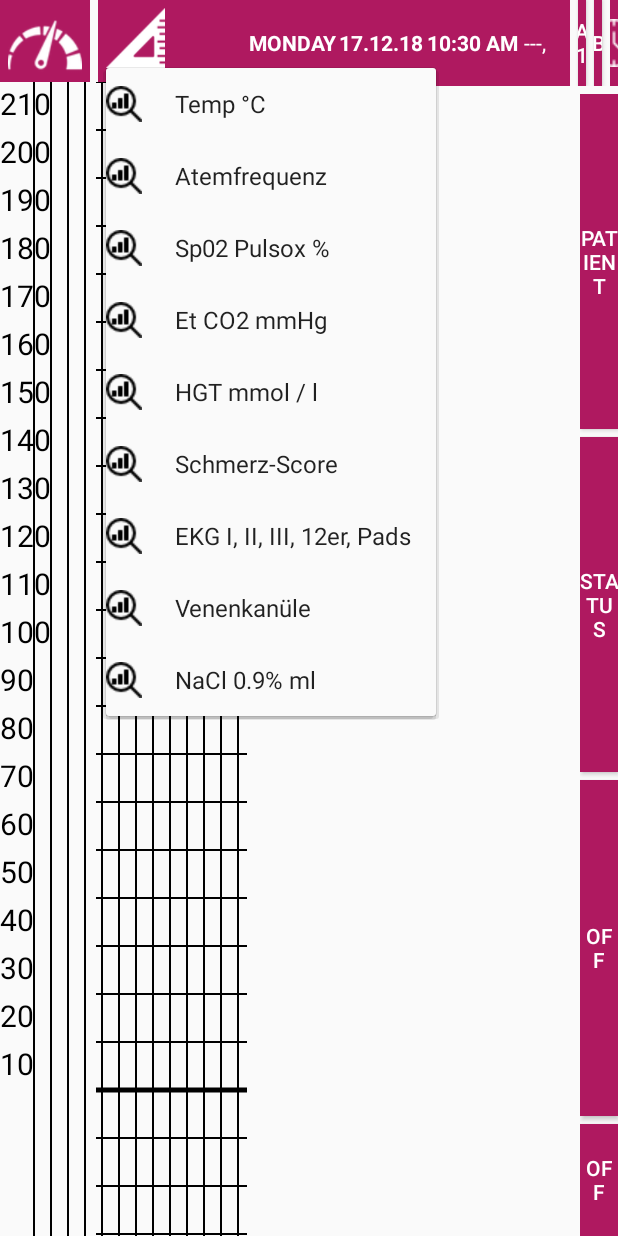
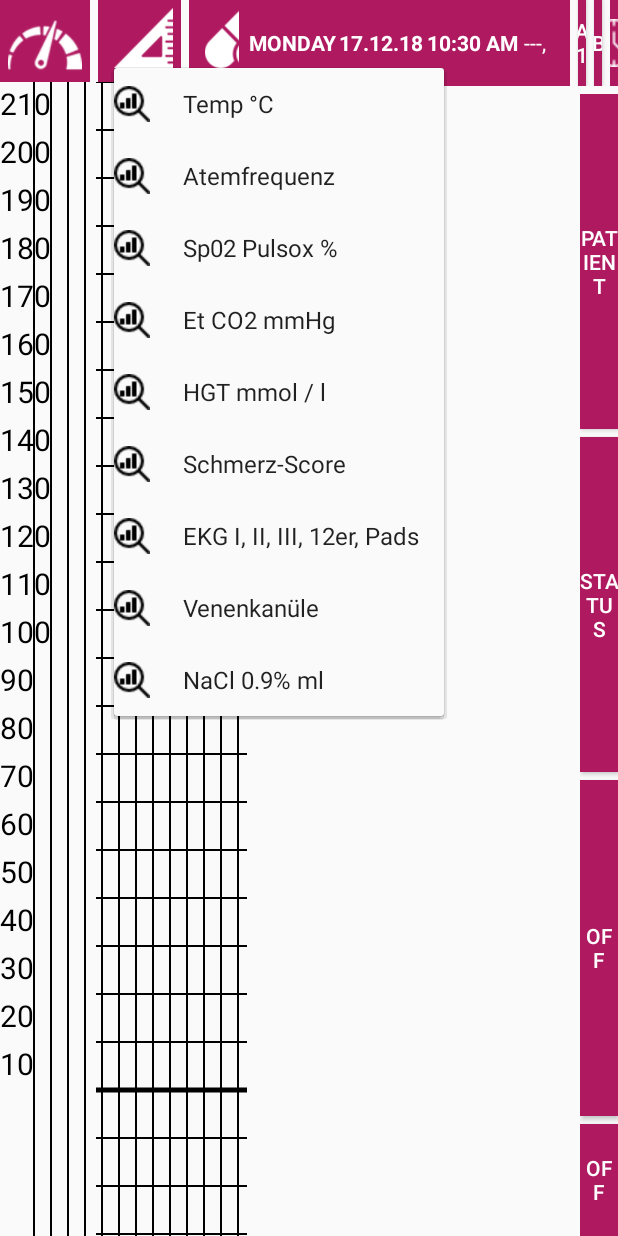
Before and after one commit to bauej1/epatientenprotokoll, an Android app: the screen it shows after launch (MainActivity), after a tap on an icon or button, on a phone screen of 412 x 824 dp. Run offline under Robolectric (Android 15) with nearby library versions, the phone set to English and light mode, and no system bars.

Commit message:
drugs added for measureGrid

```diff
--- a/app/src/main/java/com/epatientenprotokoll/epatientenprotokoll/activities/MainActivity.java
+++ b/app/src/main/java/com/epatientenprotokoll/epatientenprotokoll/activities/MainActivity.java
@@ -28,6 +28,7 @@ import com.epatientenprotokoll.epatientenprotokoll.model.Measurement;
 import com.epatientenprotokoll.epatientenprotokoll.model.ValueMeasurement;
 import com.epatientenprotokoll.epatientenprotokoll.toolbox.ActionToolbox;
 import com.epatientenprotokoll.epatientenprotokoll.model.Tool;
+import com.epatientenprotokoll.epatientenprotokoll.toolbox.DrugToolBox;
 import com.epatientenprotokoll.epatientenprotokoll.toolbox.ValueToolBox;
 import com.epatientenprotokoll.epatientenprotokoll.toolbox.Toolbox;
 import java.text.SimpleDateFormat;
@@ -73,6 +74,7 @@ public class MainActivity extends AppCompatActivity {
     private Toolbar valueChooser;
 
     //DrugToolBox
+    private Toolbar drugChooser;
 
     /**
      * Sets the inserted patient name from MasterDataFragment.
@@ -327,6 +329,7 @@ public class MainActivity extends AppCompatActivity {
 
         initActionToolChooser();
         initValueToolChooser();
+        initDrugToolChooser();
         initMeasuresGrid();
     }
 
@@ -400,8 +403,6 @@ public class MainActivity extends AppCompatActivity {
         tool.getCurrentTool().setX2(columnEnd);
         tool.getCurrentTool().setY2(rowEnd);
 
-        System.out.println("JANI:" + row + " | " + columnStart);
-
         table[row][columnStart] = tool.getCurrentTool();
 
         setMeasuresGrid();
@@ -447,5 +448,10 @@ public class MainActivity extends AppCompatActivity {
      * Initializes the tool chooser element on top left screen corner. It allows the user to handle different drug tools.
      */
     private void initDrugToolChooser(){
+        drugChooser = findViewById(R.id.drugs_toolbar);
+        drugChooser.setOnClickListener(v -> {
+            toolbox = new DrugToolBox(this);
+            toolbox.showToolbox(v, R.menu.drug_toolbox);
+        });
     }
 }
--- a/app/src/main/java/com/epatientenprotokoll/epatientenprotokoll/activities/MeasuresGrid.java
+++ b/app/src/main/java/com/epatientenprotokoll/epatientenprotokoll/activities/MeasuresGrid.java
@@ -1,6 +1,7 @@
 package com.epatientenprotokoll.epatientenprotokoll.activities;
 
 import android.content.Context;
+import android.drm.DrmStore;
 import android.graphics.Bitmap;
 import android.graphics.BitmapFactory;
 import android.graphics.Canvas;
@@ -14,6 +15,7 @@ import android.view.ViewConfiguration;
 
 import com.epatientenprotokoll.epatientenprotokoll.R;
 import com.epatientenprotokoll.epatientenprotokoll.model.ActionMeasurement;
+import com.epatientenprotokoll.epatientenprotokoll.model.DrugMeasurement;
 import com.epatientenprotokoll.epatientenprotokoll.model.Measurement;
 import com.epatientenprotokoll.epatientenprotokoll.model.Tool;
 import com.epatientenprotokoll.epatientenprotokoll.model.ValueMeasurement;
@@ -137,7 +139,7 @@ public class MeasuresGrid extends View {
                 int x = getWidth() / getColumnCount() * column;
                 int y = getHeight() / getRowCount() * row;
 
-                if(table[row][column] instanceof ActionMeasurement){
+                if(table[row][column] instanceof ActionMeasurement){                                                        //Action Measurements
 
                     if(table[row][column].isMultiMeasure()){
                         if(table[row][column].getId() == 1){
@@ -150,9 +152,14 @@ public class MeasuresGrid extends View {
                         if(bitmap != null) canvas.drawBitmap(bitmap, x, y, paint);
                     }
 
-                } else if(table[row][column] instanceof ValueMeasurement) {
+                } else if(table[row][column] instanceof ValueMeasurement) {                                                //Value Measurements
 
                     String text = table[row][column].getStoredValue() + table[row][column].getUnit();
+                    if(text != null) canvas.drawText(text, x, y + (getHeight() / getRowCount()) - 10, paint);   //+ (getHeight() / getRowCount()) - 10 is to align the text in the middle of the cell
+
+                } else if(table[row][column] instanceof DrugMeasurement){                                                  //Drug Measurements
+
+                    String text = table[row][column].getDrugName() + ": " + table[row][column].getStoredValue() + table[row][column].getUnit();
                     if(text != null) canvas.drawText(text, x, y + (getHeight() / getRowCount()) - 10, paint);   //+ (getHeight() / getRowCount()) - 10 is to align the text in the middle of the cell
                 }
             }
--- /dev/null
+++ b/app/src/main/java/com/epatientenprotokoll/epatientenprotokoll/model/DrugMeasurement.java
@@ -0,0 +1,52 @@
+package com.epatientenprotokoll.epatientenprotokoll.model;
+
+public class DrugMeasurement extends Measurement {
+
+    private double value;
+    private String unit;
+    private String drugName;
+
+    public DrugMeasurement(int id, int origin, boolean multimeasure, double value, String unit, String drugName, int x1, int y1, int x2, int y2){
+        super(id, origin, multimeasure, x1, y1, x2, y2);
+        this.unit = unit;
+        this.drugName = drugName;
+    }
+
+    public double getValue() {
+        return value;
+    }
+
+    public void setValue(double value) {
+        this.value = value;
+    }
+
+    @Override
+    public Object getStoredValue(){
+        return value;
+    }
+
+    @Override
+    public void setStoredValue(Object o){
+        this.value = (double) o;
+    }
+
+    @Override
+    public String getUnit(){
+        return unit;
+    }
+
+    @Override
+    public void setUnit(String unit){
+        this.unit = unit;
+    }
+
+    @Override
+    public String getDrugName() {
+        return drugName;
+    }
+
+    @Override
+    public void setDrugName(String name) {
+        this.drugName = name;
+    }
+}
--- a/app/src/main/java/com/epatientenprotokoll/epatientenprotokoll/model/Tool.java
+++ b/app/src/main/java/com/epatientenprotokoll/epatientenprotokoll/model/Tool.java
@@ -78,6 +78,10 @@ public class Tool {
         Measurement nacl = new ValueMeasurement(15, 2, false, 0.0, "", 0,0,0,0);
         Measurement temp = new ValueMeasurement(16, 2, false, 0.0, "°C", 0,0,0,0);
 
+        Measurement fentanyl = new DrugMeasurement(17, 3, false, 0.0, "ml", "Fentanyl", 0,0,0,0);
+        Measurement adrenalin = new DrugMeasurement(18, 3, false, 0.0, "ml", "Adrenalin", 0,0,0,0);
+        Measurement glucose = new DrugMeasurement(19, 3, false, 0.0, "ml", "Glukose", 0,0,0,0);
+
         measurements.add(ventilation);
         measurements.add(inextubation);
         measurements.add(defibrilation);
@@ -94,5 +98,8 @@ public class Tool {
         measurements.add(ekg);
         measurements.add(venous_canule);
         measurements.add(nacl);
+        measurements.add(fentanyl);
+        measurements.add(adrenalin);
+        measurements.add(glucose);
     }
 }
--- a/app/src/main/res/layout/activity_main.xml
+++ b/app/src/main/res/layout/activity_main.xml
@@ -37,11 +37,13 @@
             </LinearLayout>
 
             <LinearLayout
-                android:layout_width="match_parent"
+                android:layout_width="wrap_content"
                 android:layout_height="match_parent"
                 android:layout_marginLeft="5dp"
                 android:background="@color/colorAccent"
-                android:orientation="horizontal">
+                android:orientation="horizontal"
+                android:paddingLeft="5dp"
+                android:paddingRight="5dp">
 
                 <android.support.v7.widget.Toolbar
                     android:id="@+id/measure_values_toolbar"
@@ -52,6 +54,34 @@
                     android:layout_marginBottom="5dp"
                     android:background="@drawable/measurevalues"
                     android:paddingLeft="5dp" />
+            </LinearLayout>
+
+            <LinearLayout
+                android:layout_width="wrap_content"
+                android:layout_height="match_parent"
+                android:layout_marginLeft="5dp"
+                android:background="@color/colorAccent"
+                android:orientation="horizontal"
+                android:paddingLeft="5dp"
+                android:paddingRight="5dp">
+
+                <android.support.v7.widget.Toolbar
+                    android:id="@+id/drugs_toolbar"
+                    android:layout_width="39dp"
+                    android:layout_height="40dp"
+                    android:layout_marginLeft="5dp"
+                    android:layout_marginTop="5dp"
+                    android:layout_marginBottom="5dp"
+                    android:background="@drawable/drugs"
+                    android:paddingLeft="5dp" />
+            </LinearLayout>
+
+            <LinearLayout
+                android:layout_width="match_parent"
+                android:layout_height="match_parent"
+                android:layout_marginLeft="5dp"
+                android:background="@color/colorAccent"
+                android:orientation="horizontal">
             </LinearLayout>
 
         </LinearLayout>
--- /dev/null
+++ b/app/src/main/res/menu/drug_toolbox.xml
@@ -0,0 +1,12 @@
+<?xml version="1.0" encoding="utf-8"?>
+<menu xmlns:android="http://schemas.android.com/apk/res/android">
+    <item android:id="@+id/tool_fentanyl"
+        android:icon="@drawable/drugs_tool"
+        android:title="@string/fentanyl" />
+    <item android:id="@+id/tool_adrenalin"
+        android:icon="@drawable/drugs_tool"
+        android:title="@string/adrenalin"/>
+    <item android:id="@+id/tool_glucose"
+        android:icon="@drawable/drugs_tool"
+        android:title="@string/glukose" />
+</menu>
--- a/app/src/main/res/values/strings.xml
+++ b/app/src/main/res/values/strings.xml
@@ -208,6 +208,12 @@
         <item>Français</item>
         <item>Deutsch</item>
     </string-array>
+    <string name="fentanyl">Fentanyl</string>
+    <string name="fentanyl_input">Geben Sie die Menge an Fentanyl an.</string>
+    <string name="adrenalin">Adrenalin</string>
+    <string name="adrenalin_input">Geben Sie die Menge an Adrenalin an.</string>
+    <string name="glukose">Glukose</string>
+    <string name="glukose_input">Geben Sie die Menge an Glukose an.</string>
 
     <string name="pupillen">Pupillen</string>
 </resources>
```
Also changed, not shown: app/src/main/java/com/epatientenprotokoll/epatientenprotokoll/dialogs/AdrenalinDialog.java (added, +33 -0 lines), app/src/main/java/com/epatientenprotokoll/epatientenprotokoll/dialogs/FentanylDialog.java (added, +33 -0 lines), app/src/main/java/com/epatientenprotokoll/epatientenprotokoll/dialogs/GlucoseDialog.java (added, +33 -0 lines), app/src/main/java/com/epatientenprotokoll/epatientenprotokoll/dialogs/MotherDialog.java (+9 -1 lines), app/src/main/java/com/epatientenprotokoll/epatientenprotokoll/model/Measurement.java (+7 -0 lines), app/src/main/java/com/epatientenprotokoll/epatientenprotokoll/toolbox/DrugToolBox.java (+64 -1 lines), app/src/main/res/layout/dialog_adrenalin.xml (added, +93 -0 lines), app/src/main/res/layout/dialog_fentanyl.xml (added, +93 -0 lines), app/src/main/res/layout/dialog_glucose.xml (added, +93 -0 lines), app/src/main/res/drawable/drugs.png (added), app/src/main/res/drawable/drugs_tool.png (added).
